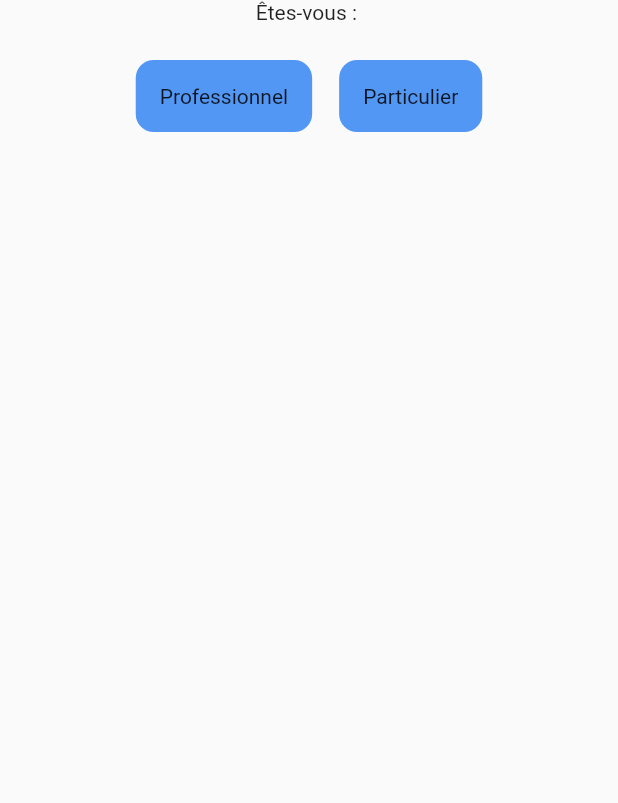
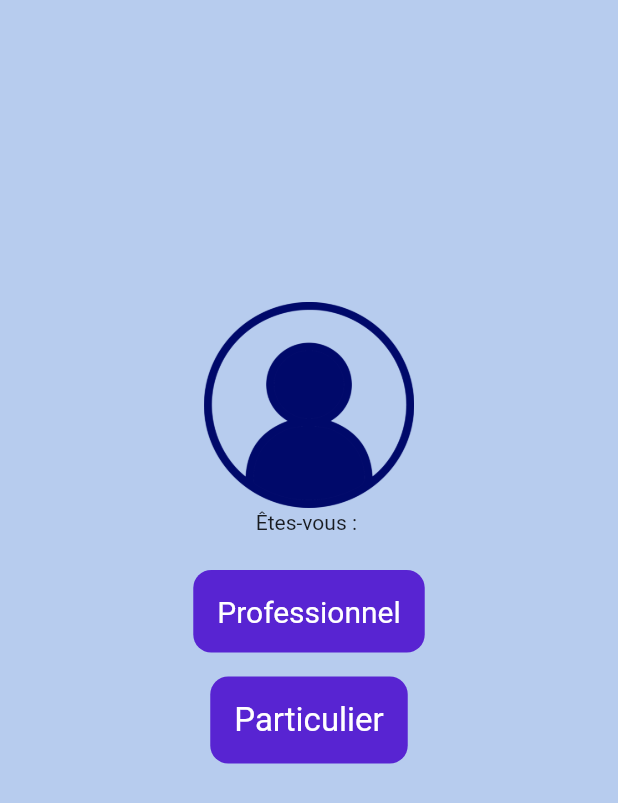
Before and after one commit to pseudoO97/flutterApp, a Flutter app: the Bridge screen opened by its route, on a phone screen of 412 x 824 dp. Shown: the top 803 px of the screen. Run offline on Flutter 3.47's test engine with Material 2 defaults, Android fonts, the phone set to English and light mode, and no system bars; our stand-ins replace cloud_firestore, email_validator, firebase_auth, firebase_core, flutter_platform_widgets, getwidget and 1 more; missing offline and left inert: new_version; accounts and stored records are empty; Roboto replaces fonts that are missing (Roboto-Black).

Commit message:
Bridge Update

```diff
--- a/lib/constants/app_colors.dart
+++ b/lib/constants/app_colors.dart
@@ -14,3 +14,4 @@ const Color kGrey = Color(0xFF264653);
 const Color kLightGrey = Color(0xFFF5F5F6);
 //Color kLightGrey = Color(0xFF264653).withOpacity(.08); // initialement .05
 const Color kWhite = Color(0xFFFFFFFF);
+const Color kViolet = Color(0xFF5824D2);
--- a/lib/ui/auth/bridge.dart
+++ b/lib/ui/auth/bridge.dart
@@ -2,50 +2,67 @@ import 'package:flutter/material.dart';
 import 'package:hilmy/constants/app_colors.dart';
 import 'package:hilmy/routes.dart';
 
-
 class Bridge extends StatelessWidget {
-  const Bridge({ Key? key }) : super(key: key);
+  const Bridge({Key? key}) : super(key: key);
 
   @override
   Widget build(BuildContext context) {
     return Scaffold(
+      backgroundColor: kLightBlue,
       body: Column(
         crossAxisAlignment: CrossAxisAlignment.center,
         children: [
-            const Text('Êtes-vous : '),
-            const SizedBox(height: 24,),
+          const SizedBox(
+            height: 200,
+          ),
           Row(
+            children: [
+              Expanded(
+                child: Column(
+                  crossAxisAlignment: CrossAxisAlignment.center,
                   mainAxisAlignment: MainAxisAlignment.center,
                   children: [
+                    Image.asset('images/people.png', height: 140, width: 140),
+                    const Text('Êtes-vous : '),
+                    const SizedBox(height: 24),
                     GestureDetector(
                       onTap: () => {
-                    Navigator.of(context).pushReplacementNamed(Routes.professionalRegister)
+                        Navigator.of(context)
+                            .pushReplacementNamed(Routes.professionalRegister)
                       },
                       child: Container(
                         padding: const EdgeInsets.all(16),
                         decoration: const BoxDecoration(
                             borderRadius: BorderRadius.all(Radius.circular(12)),
-                      color: kBlue
-                    ),
-                    child: const Text('Professionnel'),
+                            color: kViolet),
+                        child: const Text('Professionnel',
+                            style: TextStyle(
+                                fontSize: 20,
+                                color: Colors.white,
+                                fontFamily: 'Roboto-Black')),
                       ),
                     ),
-                const SizedBox(width: 18,),
                     GestureDetector(
                       onTap: () => {
-                     Navigator.of(context).pushReplacementNamed(Routes.individualRegister)
+                        Navigator.of(context)
+                            .pushReplacementNamed(Routes.individualRegister)
                       },
                       child: Container(
                         padding: const EdgeInsets.all(16),
+                        margin: const EdgeInsets.all(16),
                         decoration: const BoxDecoration(
                             borderRadius: BorderRadius.all(Radius.circular(12)),
-                      color: kBlue
+                            color: kViolet),
+                        child: const Text('Particulier',
+                            style:
+                                TextStyle(fontSize: 22, color: Colors.white)),
                       ),
-                    child: const Text('Particulier'),
+                    )
+                  ],
                 ),
               ),
             ],
-            )
+          ),
         ],
       ),
     );
```
Also changed, not shown: pubspec.yaml (+6 -10 lines), fonts/Roboto-Black.ttf (added), fonts/Roboto-BlackItalic.ttf (added), fonts/Roboto-Bold.ttf (added), fonts/Roboto-BoldItalic.ttf (added), fonts/Roboto-Italic.ttf (added), fonts/Roboto-Light.ttf (added), fonts/Roboto-LightItalic.ttf (added), fonts/Roboto-Medium.ttf (added), fonts/Roboto-MediumItalic.ttf (added), fonts/Roboto-Regular.ttf (added), fonts/Roboto-Thin.ttf (added), fonts/Roboto-ThinItalic.ttf (added), images/people.png (added). Lines whose indentation alone changed are shown as unchanged.
